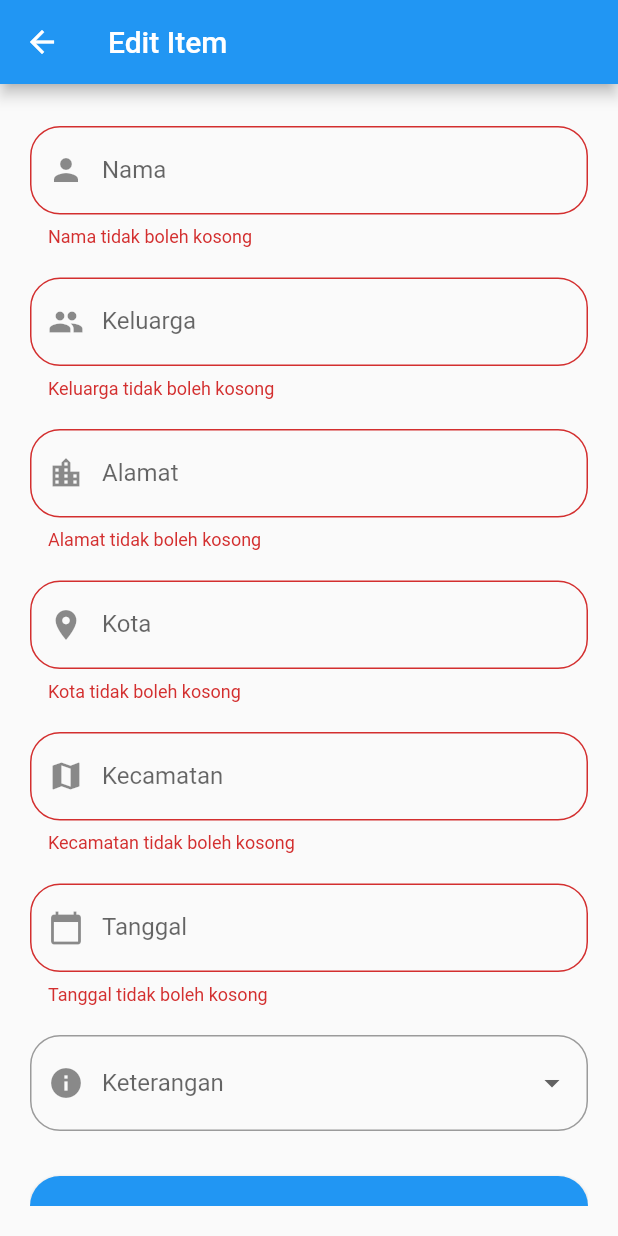
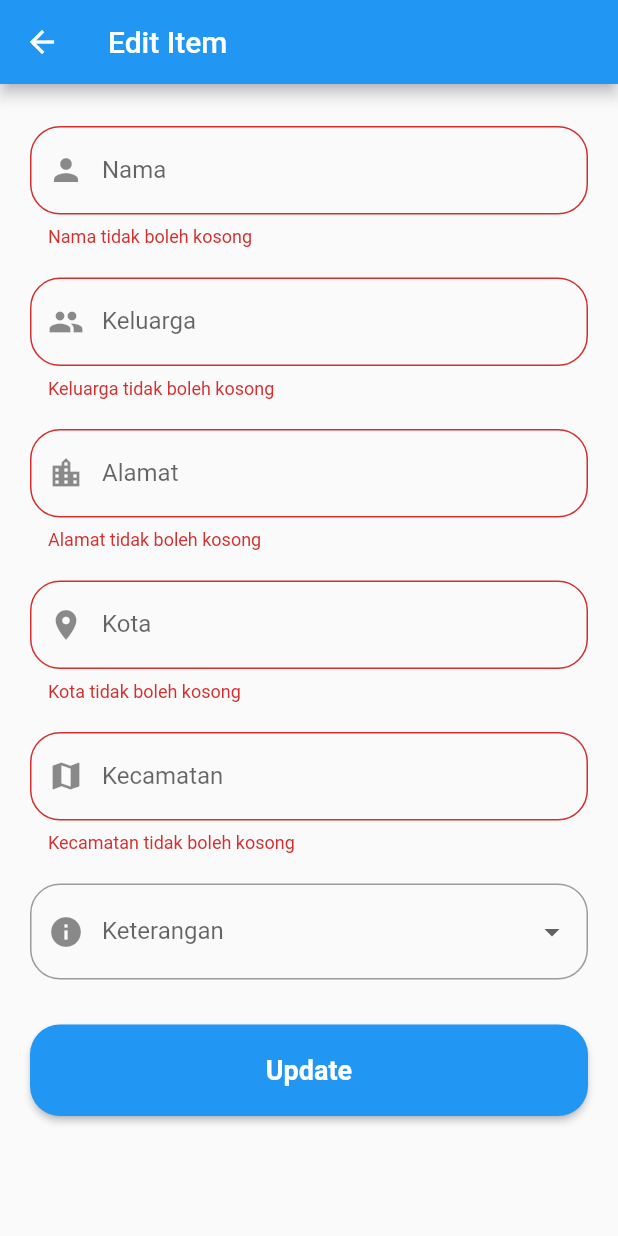
Before and after one commit to arvandha121/WeddingCheck, a Flutter app: the Edits screen opened directly with empty values, after a tap on "Update", on a phone screen of 412 x 824 dp. Run offline on Flutter 3.47's test engine with Material 2 defaults, Android fonts, the phone set to English and light mode, and no system bars; our stand-ins replace get, qr_flutter, shared_preferences, sqflite; missing offline and left inert: qr_code_scanner; accounts and stored records are empty.

Commit message:
memperbaiki bug edit dan qrscanner

```diff
--- a/lib/views/other/menu/screens/homes/edit-form/edit.dart
+++ b/lib/views/other/menu/screens/homes/edit-form/edit.dart
@@ -41,6 +41,29 @@ class _EditsState extends State<Edits> {
     currentStatus = widget.item.keterangan;
   }
 
+  // void updateListItem() async {
+  //   if (formKey.currentState!.validate()) {
+  //     ListItem updatedItem = ListItem(
+  //       id: widget.item.id,
+  //       nama: nameController.text,
+  //       alamat: alamatController.text,
+  //       kota: kotaController.text,
+  //       kecamatan: kecamatanController.text,
+  //       keluarga: keluargaController.text,
+  //       gambar: gambarController.text,
+  //       keterangan: currentStatus ?? widget.item.keterangan,
+  //     );
+
+  //     await dbHelper.updateListItem(updatedItem);
+  //     Get.back();
+  //     Get.snackbar(
+  //       "Success",
+  //       "Item updated successfully",
+  //       snackPosition: SnackPosition.BOTTOM,
+  //     );
+  //   }
+  // }
+
   void updateListItem() async {
     if (formKey.currentState!.validate()) {
       ListItem updatedItem = ListItem(
@@ -55,12 +78,22 @@ class _EditsState extends State<Edits> {
       );
 
       await dbHelper.updateListItem(updatedItem);
-      Get.back();
+
+      // Display a Snackbar with a success message
       Get.snackbar(
-        "Success",
-        "Item updated successfully",
+          "Success", // title
+          "Item updated successfully", // message
           snackPosition: SnackPosition.BOTTOM,
+          backgroundColor: Colors.green,
+          colorText: Colors.white,
+          borderRadius: 20,
+          margin: EdgeInsets.all(10),
+          snackStyle: SnackStyle.FLOATING,
+          duration: Duration(seconds: 3) // Duration the Snackbar is visible
           );
+
+      // Optionally, you can call the callback to inform any parent widgets of the update
+      widget.onEditSuccess();
     }
   }
 
@@ -136,18 +169,21 @@ class _EditsState extends State<Edits> {
                 validator: (value) =>
                     value!.isEmpty ? "Kecamatan tidak boleh kosong" : null,
               ),
-              SizedBox(height: 20),
-              TextFormField(
+              Visibility(
+                visible: false, // Set to false to hide the TextFormField
+                child: TextFormField(
                   controller: gambarController,
                   readOnly: true,
                   decoration: InputDecoration(
                     labelText: "Tanggal",
                     border: OutlineInputBorder(
-                      borderRadius: BorderRadius.circular(20)),
+                      borderRadius: BorderRadius.circular(20),
+                    ),
                     prefixIcon: Icon(Icons.calendar_today),
                   ),
                   validator: (value) =>
                       value!.isEmpty ? "Tanggal tidak boleh kosong" : null,
+                ),
               ),
               SizedBox(height: 20),
               DropdownButtonFormField<String>(
```
Also changed, not shown: lib/views/other/menu/screens/scanner/qrscanner.dart (+27 -28 lines). Lines whose indentation alone changed are shown as unchanged.
